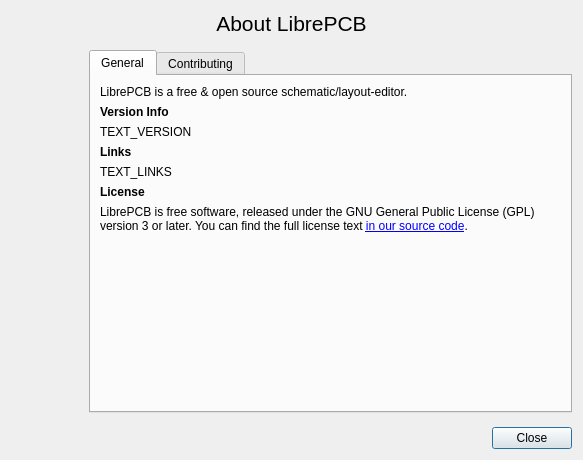
Qt form libs/librepcb/common/dialogs/aboutdialog.ui (Ainsley-Harriott/LibrePCB) before a commit.
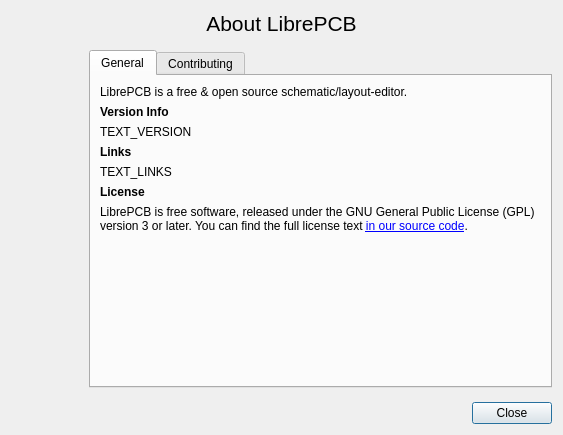
The same form after that commit. The open tabs and pages were chosen to show the change. Icons and pictures are not drawn.

Commit message: AboutDialog: Fix size constraints

Patch:
```diff
--- a/libs/librepcb/common/dialogs/aboutdialog.ui
+++ b/libs/librepcb/common/dialogs/aboutdialog.ui
@@ -6,8 +6,8 @@
    <rect>
     <x>0</x>
     <y>0</y>
-    <width>583</width>
-    <height>460</height>
+    <width>563</width>
+    <height>435</height>
    </rect>
   </property>
   <property name="windowTitle">
@@ -42,6 +42,9 @@
    </item>
    <item>
     <layout class="QHBoxLayout" name="horizontalLayout">
+     <property name="sizeConstraint">
+      <enum>QLayout::SetMinimumSize</enum>
+     </property>
      <property name="topMargin">
       <number>8</number>
      </property>
@@ -84,12 +87,6 @@
          <verstretch>0</verstretch>
         </sizepolicy>
        </property>
-       <property name="minimumSize">
-        <size>
-         <width>387</width>
-         <height>280</height>
-        </size>
-       </property>
        <property name="currentIndex">
         <number>1</number>
        </property>
@@ -100,6 +97,9 @@
         <layout class="QHBoxLayout" name="horizontalLayout_2">
          <item>
           <layout class="QVBoxLayout" name="tabGeneralLayout">
+           <property name="sizeConstraint">
+            <enum>QLayout::SetMinimumSize</enum>
+           </property>
            <item>
             <widget class="QLabel" name="textIntro">
              <property name="text">
@@ -177,8 +177,8 @@
              </property>
              <property name="sizeHint" stdset="0">
               <size>
-               <width>20</width>
-               <height>40</height>
+               <width>0</width>
+               <height>0</height>
               </size>
              </property>
             </spacer>
```
Left out of the diff: 9 changed lines with no effect on the pictures.
